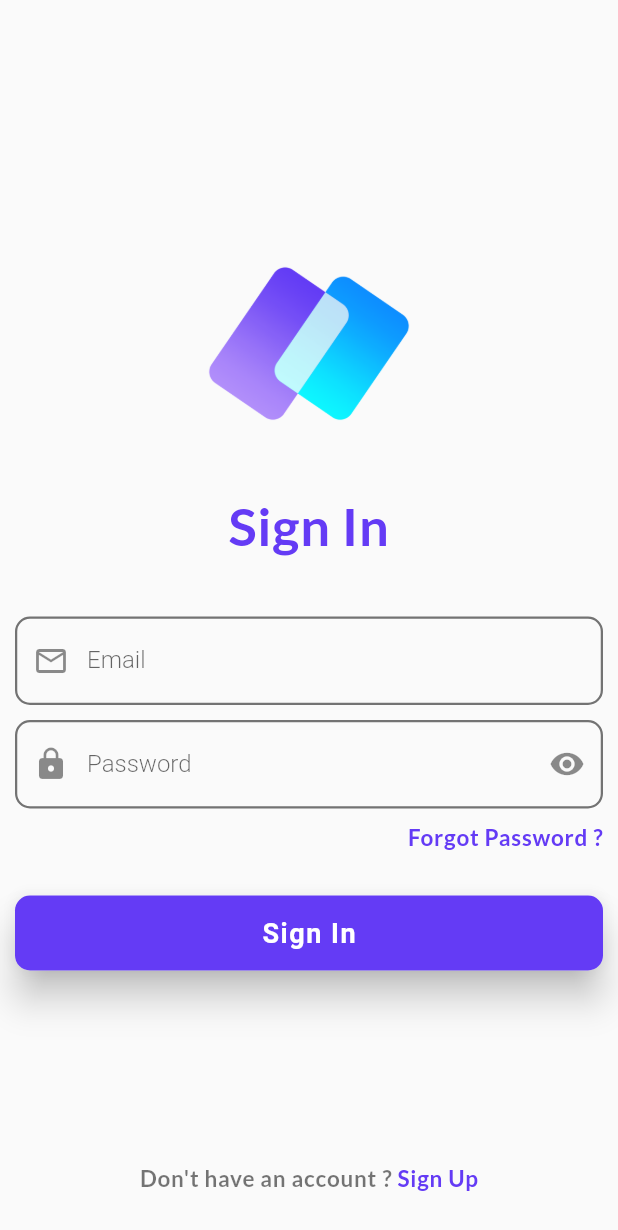
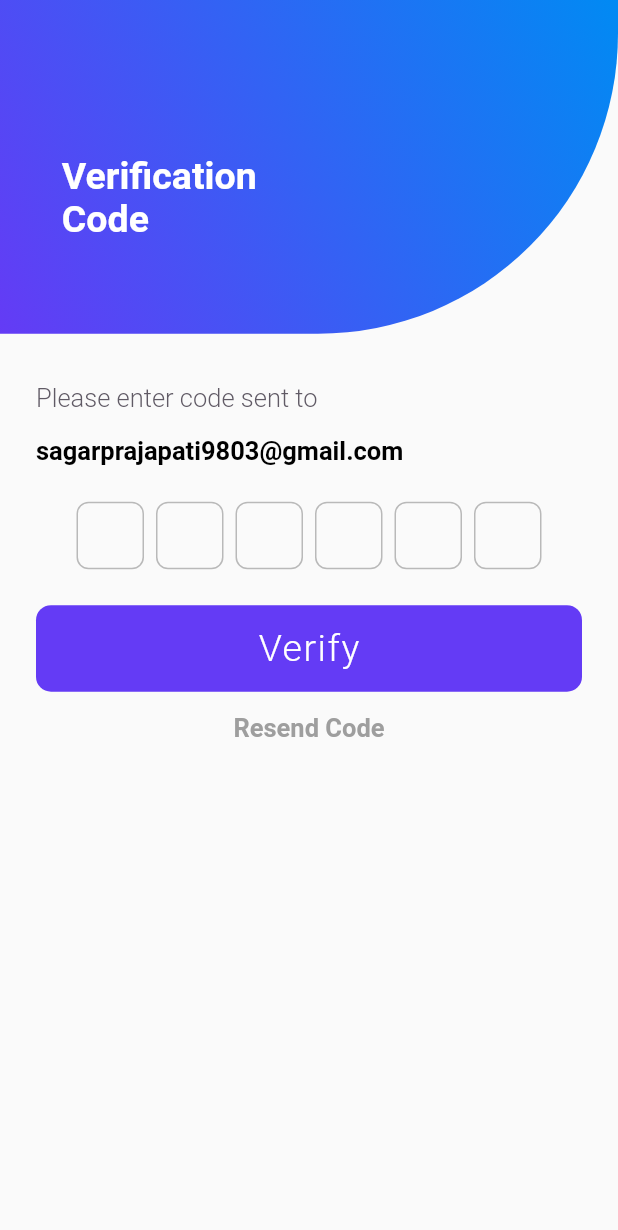
Before and after one commit to Rinnohara9803/mhicha, a Flutter app: the screen it shows after launch, on a phone screen of 412 x 824 dp. Shown: the top 1230 px of the screen. Run offline on Flutter 3.47's test engine with Material 2 defaults, Android fonts, the phone set to English and light mode, and no system bars; drawn by our look-alikes of pinput.

Commit message:
verify-ui-page created

```diff
--- a/lib/main.dart
+++ b/lib/main.dart
@@ -1,4 +1,5 @@
 import 'package:flutter/material.dart';
+import 'package:mhicha/pages/verify_email_page.dart';
 import 'package:mhicha/pages/show_up_page.dart';
 import 'package:mhicha/pages/sign_in_page.dart';
 import 'package:mhicha/pages/sign_up_page.dart';
@@ -22,10 +23,11 @@ class MyApp extends StatelessWidget {
           primary: ThemeClass.primaryColor,
         ),
       ),
-      home: const SplashPage(),
+      home: const VerifyEmailPage(),
       routes: {
         SignInPage.routeName: (context) => const SignInPage(),
         SignUpPage.routeName: (context) => const SignUpPage(),
+        VerifyEmailPage.routeName: (context) => const VerifyEmailPage(),
       },
     );
   }
--- /dev/null
+++ b/lib/pages/verify_email_page.dart
@@ -0,0 +1,224 @@
+import 'package:flutter/material.dart';
+import 'package:mhicha/utilities/themes.dart';
+import 'package:pinput/pinput.dart';
+
+class VerifyEmailPage extends StatefulWidget {
+  const VerifyEmailPage({Key? key}) : super(key: key);
+
+  static String routeName = '/inputPinPage';
+
+  @override
+  State<VerifyEmailPage> createState() => _VerifyEmailPageState();
+}
+
+class _VerifyEmailPageState extends State<VerifyEmailPage> {
+  @override
+  Widget build(BuildContext context) {
+    final sizeQuery = MediaQuery.of(context).size;
+    final defaultPinTheme = PinTheme(
+      width: 45,
+      height: 45,
+      textStyle: const TextStyle(
+          fontSize: 20,
+          color: Color.fromRGBO(30, 60, 87, 1),
+          fontWeight: FontWeight.w600),
+      decoration: BoxDecoration(
+        border: Border.all(color: Colors.black26),
+        borderRadius: BorderRadius.circular(8),
+      ),
+    );
+
+    final focusedPinTheme = defaultPinTheme.copyDecorationWith(
+      border: Border.all(
+        color: ThemeClass.primaryColor,
+        width: 2,
+      ),
+      borderRadius: BorderRadius.circular(8),
+    );
+
+    final submittedPinTheme = defaultPinTheme.copyWith(
+      decoration: defaultPinTheme.decoration!.copyWith(
+        color: ThemeClass.primaryColor.withOpacity(
+          0.2,
+        ),
+      ),
+    );
+    return SafeArea(
+      child: Scaffold(
+        body: Column(
+          children: [
+            const PhoneViewTopWidget(
+              text1: 'Verification',
+              text2: 'Code',
+            ),
+            Expanded(
+              child: SingleChildScrollView(
+                child: Container(
+                  padding: const EdgeInsets.symmetric(
+                    horizontal: 24,
+                  ),
+                  child: Column(
+                    crossAxisAlignment: CrossAxisAlignment.start,
+                    children: [
+                      Container(
+                        margin: const EdgeInsets.only(
+                          top: 33,
+                          bottom: 15,
+                        ),
+                        child: const Text(
+                          'Please enter code sent to',
+                          style: TextStyle(
+                            fontSize: 17,
+                            color: Color(
+                              0xff605A65,
+                            ),
+                          ),
+                        ),
+                      ),
+                      Row(
+                        mainAxisAlignment: MainAxisAlignment.start,
+                        children: const [
+                          Text(
+                            'sagarprajapati9803@gmail.com',
+                            style: TextStyle(
+                              fontSize: 17,
+                              color: Colors.black,
+                              fontWeight: FontWeight.bold,
+                            ),
+                          ),
+                        ],
+                      ),
+                      const SizedBox(
+                        height: 24,
+                      ),
+                      Row(
+                        mainAxisAlignment: MainAxisAlignment.center,
+                        children: [
+                          Pinput(
+                            length: 6,
+                            defaultPinTheme: defaultPinTheme,
+                            focusedPinTheme: focusedPinTheme,
+                            submittedPinTheme: submittedPinTheme,
+                            validator: (s) {
+                              return s == '123456' ? null : 'Incorrect OTP';
+                            },
+                            pinputAutovalidateMode:
+                                PinputAutovalidateMode.onSubmit,
+                            showCursor: true,
+                            onCompleted: (pin) {
+                              print(pin);
+                            },
+                          ),
+                        ],
+                      ),
+                      const SizedBox(
+                        height: 24,
+                      ),
+                      InkWell(
+                        onTap: () {},
+                        child: Container(
+                          height: sizeQuery.height * 0.07,
+                          width: double.infinity,
+                          decoration: BoxDecoration(
+                            color: ThemeClass.primaryColor,
+                            borderRadius: BorderRadius.circular(
+                              10,
+                            ),
+                          ),
+                          child: const Center(
+                            child: Text(
+                              'Verify',
+                              style: TextStyle(
+                                color: Colors.white,
+                                fontWeight: FontWeight.normal,
+                                letterSpacing: 1,
+                                fontSize: 25,
+                              ),
+                            ),
+                          ),
+                        ),
+                      ),
+                      Row(
+                        mainAxisAlignment: MainAxisAlignment.center,
+                        children: [
+                          TextButton(
+                            onPressed: () {},
+                            child: const Text(
+                              'Resend Code',
+                              style: TextStyle(
+                                color: Colors.grey,
+                                fontSize: 17,
+                                fontWeight: FontWeight.w700,
+                              ),
+                            ),
+                          ),
+                        ],
+                      ),
+                    ],
+                  ),
+                ),
+              ),
+            ),
+          ],
+        ),
+      ),
+    );
+  }
+}
+
+class PhoneViewTopWidget extends StatelessWidget {
+  final String text1;
+  final String text2;
+  const PhoneViewTopWidget({required this.text1, required this.text2, Key? key})
+      : super(key: key);
+
+  @override
+  Widget build(BuildContext context) {
+    final sizeQuery = MediaQuery.of(context).size;
+    return Container(
+      height: sizeQuery.height * 0.27,
+      width: double.infinity,
+      decoration: BoxDecoration(
+        borderRadius: const BorderRadius.only(
+          bottomRight: Radius.circular(
+            200,
+          ),
+        ),
+        gradient: LinearGradient(
+          begin: Alignment.topRight,
+          end: Alignment.bottomLeft,
+          colors: [
+            const Color(0xff018AF3),
+            ThemeClass.primaryColor,
+          ],
+        ),
+      ),
+      padding: EdgeInsets.only(
+        left: sizeQuery.width * 0.1,
+        top: sizeQuery.height * 0.05,
+      ),
+      child: Column(
+        mainAxisAlignment: MainAxisAlignment.center,
+        crossAxisAlignment: CrossAxisAlignment.start,
+        children: [
+          Text(
+            text1,
+            style: const TextStyle(
+              fontSize: 25,
+              fontWeight: FontWeight.bold,
+              color: Colors.white,
+            ),
+          ),
+          Text(
+            text2,
+            style: const TextStyle(
+              fontSize: 25,
+              fontWeight: FontWeight.bold,
+              color: Colors.white,
+            ),
+          ),
+        ],
+      ),
+    );
+  }
+}
--- a/pubspec.yaml
+++ b/pubspec.yaml
@@ -45,6 +45,7 @@ dev_dependencies:
   # rules and activating additional ones.
   flutter_lints: ^1.0.0
   smooth_page_indicator:
+  pinput:
 
 # For information on the generic Dart part of this file, see the
 # following page: https://dart.dev/tools/pub/pubspec
```
Also changed, not shown: lib/utilities/themes.dart (line endings or trailing spaces), pubspec.lock.
